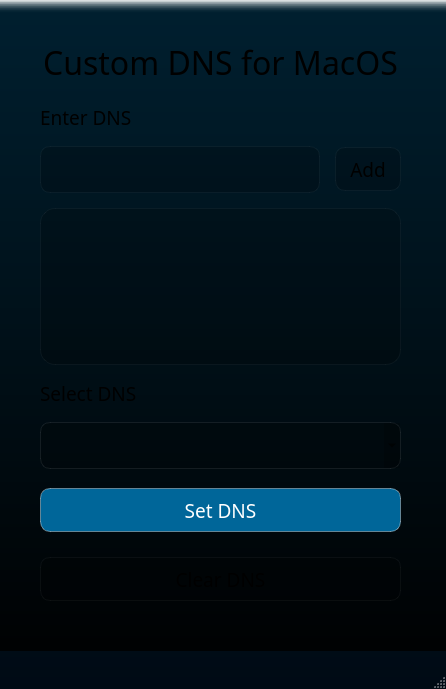
Before: the Qt Designer form mainwindow.ui in HamedReza97/CustomDNS, drawn with Qt 5.
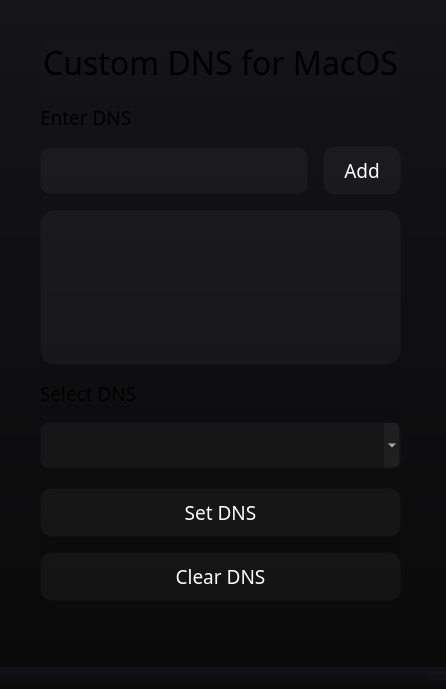
After: the same form once the commit is applied.

```diff
--- a/mainwindow.ui
+++ b/mainwindow.ui
@@ -27,26 +27,19 @@
     <active>
      <colorrole role="Button">
       <brush brushstyle="LinearGradientPattern">
-       <gradient startx="0.500000000000000" starty="1.000000000000000" endx="0.500000000000000" endy="0.000000000000000" type="LinearGradient" spread="PadSpread" coordinatemode="ObjectBoundingMode">
+       <gradient startx="0.000000000000000" starty="1.000000000000000" endx="0.000000000000000" endy="0.000000000000000" type="LinearGradient" spread="PadSpread" coordinatemode="ObjectBoundingMode">
         <gradientstop position="0.000000000000000">
          <color alpha="255">
-          <red>0</red>
-          <green>0</green>
-          <blue>0</blue>
-         </color>
-        </gradientstop>
-        <gradientstop position="0.980000000000000">
-         <color alpha="255">
-          <red>0</red>
-          <green>31</green>
-          <blue>47</blue>
+          <red>10</red>
+          <green>10</green>
+          <blue>10</blue>
          </color>
         </gradientstop>
         <gradientstop position="1.000000000000000">
-         <color alpha="0">
-          <red>0</red>
-          <green>0</green>
-          <blue>0</blue>
+         <color alpha="255">
+          <red>20</red>
+          <green>20</green>
+          <blue>25</blue>
          </color>
         </gradientstop>
        </gradient>
@@ -54,26 +47,19 @@
      </colorrole>
      <colorrole role="Base">
       <brush brushstyle="LinearGradientPattern">
-       <gradient startx="0.500000000000000" starty="1.000000000000000" endx="0.500000000000000" endy="0.000000000000000" type="LinearGradient" spread="PadSpread" coordinatemode="ObjectBoundingMode">
+       <gradient startx="0.000000000000000" starty="1.000000000000000" endx="0.000000000000000" endy="0.000000000000000" type="LinearGradient" spread="PadSpread" coordinatemode="ObjectBoundingMode">
         <gradientstop position="0.000000000000000">
          <color alpha="255">
-          <red>0</red>
-          <green>0</green>
-          <blue>0</blue>
-         </color>
-        </gradientstop>
-        <gradientstop position="0.980000000000000">
-         <color alpha="255">
-          <red>0</red>
-          <green>31</green>
-          <blue>47</blue>
+          <red>10</red>
+          <green>10</green>
+          <blue>10</blue>
          </color>
         </gradientstop>
         <gradientstop position="1.000000000000000">
-         <color alpha="0">
-          <red>0</red>
-          <green>0</green>
-          <blue>0</blue>
+         <color alpha="255">
+          <red>20</red>
+          <green>20</green>
+          <blue>25</blue>
          </color>
         </gradientstop>
        </gradient>
@@ -81,26 +67,19 @@
      </colorrole>
      <colorrole role="Window">
       <brush brushstyle="LinearGradientPattern">
-       <gradient startx="0.500000000000000" starty="1.000000000000000" endx="0.500000000000000" endy="0.000000000000000" type="LinearGradient" spread="PadSpread" coordinatemode="ObjectBoundingMode">
+       <gradient startx="0.000000000000000" starty="1.000000000000000" endx="0.000000000000000" endy="0.000000000000000" type="LinearGradient" spread="PadSpread" coordinatemode="ObjectBoundingMode">
         <gradientstop position="0.000000000000000">
          <color alpha="255">
-          <red>0</red>
-          <green>0</green>
-          <blue>0</blue>
-         </color>
-        </gradientstop>
-        <gradientstop position="0.980000000000000">
-         <color alpha="255">
-          <red>0</red>
-          <green>31</green>
-          <blue>47</blue>
+          <red>10</red>
+          <green>10</green>
+          <blue>10</blue>
          </color>
         </gradientstop>
         <gradientstop position="1.000000000000000">
-         <color alpha="0">
-          <red>0</red>
-          <green>0</green>
-          <blue>0</blue>
+         <color alpha="255">
+          <red>20</red>
+          <green>20</green>
+          <blue>25</blue>
          </color>
         </gradientstop>
        </gradient>
@@ -110,26 +89,19 @@
     <inactive>
      <colorrole role="Button">
       <brush brushstyle="LinearGradientPattern">
-       <gradient startx="0.500000000000000" starty="1.000000000000000" endx="0.500000000000000" endy="0.000000000000000" type="LinearGradient" spread="PadSpread" coordinatemode="ObjectBoundingMode">
+       <gradient startx="0.000000000000000" starty="1.000000000000000" endx="0.000000000000000" endy="0.000000000000000" type="LinearGradient" spread="PadSpread" coordinatemode="ObjectBoundingMode">
         <gradientstop position="0.000000000000000">
          <color alpha="255">
-          <red>0</red>
-          <green>0</green>
-          <blue>0</blue>
-         </color>
-        </gradientstop>
-        <gradientstop position="0.980000000000000">
-         <color alpha="255">
-          <red>0</red>
-          <green>31</green>
-          <blue>47</blue>
+          <red>10</red>
+          <green>10</green>
+          <blue>10</blue>
          </color>
         </gradientstop>
         <gradientstop position="1.000000000000000">
-         <color alpha="0">
-          <red>0</red>
-          <green>0</green>
-          <blue>0</blue>
+         <color alpha="255">
+          <red>20</red>
+          <green>20</green>
+          <blue>25</blue>
          </color>
         </gradientstop>
        </gradient>
@@ -137,26 +109,19 @@
      </colorrole>
      <colorrole role="Base">
       <brush brushstyle="LinearGradientPattern">
-       <gradient startx="0.500000000000000" starty="1.000000000000000" endx="0.500000000000000" endy="0.000000000000000" type="LinearGradient" spread="PadSpread" coordinatemode="ObjectBoundingMode">
+       <gradient startx="0.000000000000000" starty="1.000000000000000" endx="0.000000000000000" endy="0.000000000000000" type="LinearGradient" spread="PadSpread" coordinatemode="ObjectBoundingMode">
         <gradientstop position="0.000000000000000">
          <color alpha="255">
-          <red>0</red>
-          <green>0</green>
-          <blue>0</blue>
-         </color>
-        </gradientstop>
-        <gradientstop position="0.980000000000000">
-         <color alpha="255">
-          <red>0</red>
-          <green>31</green>
-          <blue>47</blue>
+          <red>10</red>
+          <green>10</green>
+          <blue>10</blue>
          </color>
         </gradientstop>
         <gradientstop position="1.000000000000000">
-         <color alpha="0">
-          <red>0</red>
-          <green>0</green>
-          <blue>0</blue>
+         <color alpha="255">
+          <red>20</red>
+          <green>20</green>
+          <blue>25</blue>
          </color>
         </gradientstop>
        </gradient>
@@ -164,26 +129,19 @@
      </colorrole>
      <colorrole role="Window">
       <brush brushstyle="LinearGradientPattern">
-       <gradient startx="0.500000000000000" starty="1.000000000000000" endx="0.500000000000000" endy="0.000000000000000" type="LinearGradient" spread="PadSpread" coordinatemode="ObjectBoundingMode">
+       <gradient startx="0.000000000000000" starty="1.000000000000000" endx="0.000000000000000" endy="0.000000000000000" type="LinearGradient" spread="PadSpread" coordinatemode="ObjectBoundingMode">
         <gradientstop position="0.000000000000000">
          <color alpha="255">
-          <red>0</red>
-          <green>0</green>
-          <blue>0</blue>
-         </color>
-        </gradientstop>
-        <gradientstop position="0.980000000000000">
-         <color alpha="255">
-          <red>0</red>
-          <green>31</green>
-          <blue>47</blue>
+          <red>10</red>
+          <green>10</green>
+          <blue>10</blue>
          </color>
         </gradientstop>
         <gradientstop position="1.000000000000000">
-         <color alpha="0">
-          <red>0</red>
-          <green>0</green>
-          <blue>0</blue>
+         <color alpha="255">
+          <red>20</red>
+          <green>20</green>
+          <blue>25</blue>
          </color>
         </gradientstop>
        </gradient>
@@ -193,26 +151,19 @@
     <disabled>
      <colorrole role="Button">
       <brush brushstyle="LinearGradientPattern">
-       <gradient startx="0.500000000000000" starty="1.000000000000000" endx="0.500000000000000" endy="0.000000000000000" type="LinearGradient" spread="PadSpread" coordinatemode="ObjectBoundingMode">
+       <gradient startx="0.000000000000000" starty="1.000000000000000" endx="0.000000000000000" endy="0.000000000000000" type="LinearGradient" spread="PadSpread" coordinatemode="ObjectBoundingMode">
         <gradientstop position="0.000000000000000">
          <color alpha="255">
-          <red>0</red>
-          <green>0</green>
-          <blue>0</blue>
-         </color>
-        </gradientstop>
-        <gradientstop position="0.980000000000000">
-         <color alpha="255">
-          <red>0</red>
-          <green>31</green>
-          <blue>47</blue>
+          <red>10</red>
+          <green>10</green>
+          <blue>10</blue>
          </color>
         </gradientstop>
         <gradientstop position="1.000000000000000">
-         <color alpha="0">
-          <red>0</red>
-          <green>0</green>
-          <blue>0</blue>
+         <color alpha="255">
+          <red>20</red>
+          <green>20</green>
+          <blue>25</blue>
          </color>
         </gradientstop>
        </gradient>
@@ -220,26 +171,19 @@
      </colorrole>
      <colorrole role="Base">
       <brush brushstyle="LinearGradientPattern">
-       <gradient startx="0.500000000000000" starty="1.000000000000000" endx="0.500000000000000" endy="0.000000000000000" type="LinearGradient" spread="PadSpread" coordinatemode="ObjectBoundingMode">
+       <gradient startx="0.000000000000000" starty="1.000000000000000" endx="0.000000000000000" endy="0.000000000000000" type="LinearGradient" spread="PadSpread" coordinatemode="ObjectBoundingMode">
         <gradientstop position="0.000000000000000">
          <color alpha="255">
-          <red>0</red>
-          <green>0</green>
-          <blue>0</blue>
-         </color>
-        </gradientstop>
-        <gradientstop position="0.980000000000000">
-         <color alpha="255">
-          <red>0</red>
-          <green>31</green>
-          <blue>47</blue>
+          <red>10</red>
+          <green>10</green>
+          <blue>10</blue>
          </color>
         </gradientstop>
         <gradientstop position="1.000000000000000">
-         <color alpha="0">
-          <red>0</red>
-          <green>0</green>
-          <blue>0</blue>
+         <color alpha="255">
+          <red>20</red>
+          <green>20</green>
+          <blue>25</blue>
          </color>
         </gradientstop>
        </gradient>
@@ -247,26 +191,19 @@
      </colorrole>
      <colorrole role="Window">
       <brush brushstyle="LinearGradientPattern">
-       <gradient startx="0.500000000000000" starty="1.000000000000000" endx="0.500000000000000" endy="0.000000000000000" type="LinearGradient" spread="PadSpread" coordinatemode="ObjectBoundingMode">
+       <gradient startx="0.000000000000000" starty="1.000000000000000" endx="0.000000000000000" endy="0.000000000000000" type="LinearGradient" spread="PadSpread" coordinatemode="ObjectBoundingMode">
         <gradientstop position="0.000000000000000">
          <color alpha="255">
-          <red>0</red>
-          <green>0</green>
-          <blue>0</blue>
-         </color>
-        </gradientstop>
-        <gradientstop position="0.980000000000000">
-         <color alpha="255">
-          <red>0</red>
-          <green>31</green>
-          <blue>47</blue>
+          <red>10</red>
+          <green>10</green>
+          <blue>10</blue>
          </color>
         </gradientstop>
         <gradientstop position="1.000000000000000">
-         <color alpha="0">
-          <red>0</red>
-          <green>0</green>
-          <blue>0</blue>
+         <color alpha="255">
+          <red>20</red>
+          <green>20</green>
+          <blue>25</blue>
          </color>
         </gradientstop>
        </gradient>
@@ -279,11 +216,292 @@
    <string>MainWindow</string>
   </property>
   <property name="styleSheet">
-   <string notr="true">QMainWindow {
-	background-color: qlineargradient(spread:pad, x1:0.5, y1:1, x2:0.5, y2:0, stop:0 rgba(0, 0, 0, 255), stop:0.98 rgba(0, 31, 47, 255), stop:1 rgba(0, 0, 0, 0))
+   <string notr="true">QWidget{
+background: solid qlineargradient(spread:pad, x1:0, y1:1, x2:0, y2:0, stop:0 rgba(10, 10, 10, 255), stop:1 rgba(20, 20, 25, 255));
+border: none;
+border-radius: 15px;
 }
-QToolBar {
-    background-color: rgba(0,0,0,80);
+
+QScrollArea{
+border: 1px solid transparent;
+border-radius: 20px;
+}
+QPushButton {
+background-color: rgba(255,255,255,10);
+color: #ffffff;
+border: 1px solid transparent;
+border-radius: 12px;
+padding: 10px 20px 10px 20px;
+}
+QPushButton:hover {
+background-color: rgba(255,255,255,20);
+}
+QPushButton:pressed {
+background-color: rgba(255,255,255,10);
+}
+QPushButton:disabled {
+background-color: #222222;
+color: #666666;
+}
+QPushButton:focus {
+outline: none;
+border: 1px solid #0066FF;
+}
+QListView {
+background-color: rgba(255,255,255,10);
+border: 1px solid transparent;
+border-radius: 15px;
+padding: 5px;
+}
+QListView::item {
+border: none;
+padding: 5px;
+margin: 5px;
+color: #ffffff;
+}
+QListView::item:selected {
+background-color: #0066FF;
+border: 1px solid transparent;
+border-radius: 5px;
+color: #ffffff;
+}
+QListView::item:selected:focus {
+border: 1px solid #0066FF;
+}
+QListView::item:hover {
+background-color: rgba(0,102,255,20);
+border: 1px solid transparent;
+border-radius: 5px;
+color: #0066FF;
+}
+QListView::item:disabled {
+color: #666666;
+background-color: #222222;
+}
+QLineEdit {
+background-color: rgba(255,255,255,10);
+border: 1px solid transparent;
+border-radius: 10px;
+padding: 8px;
+color: #ffffff;
+}
+QLineEdit:focus {
+border: 1px solid #0066FF;
+}
+QLineEdit::placeholder {
+color: #666666;
+}
+QLineEdit:disabled {
+background-color: #222222;
+color: #666666;
+border: 1px solid transparent;
+}
+QProgressBar {
+border: 1px solid transparent;
+height: 12px;
+border-radius: 6px;
+background-color: rgba(255,255,255,10);
+text-align: center;
+}
+QProgressBar::chunk {
+background-color: #00DC72;
+border: 1px solid transparent;
+border-radius: 6px;
+}
+QProgressBar::indicator {
+border: 1px solid transparent;
+border-radius: 5px;
+}
+QProgressBar:disabled {
+border: 1px solid transparent;
+background-color: #222222;
+}
+QProgressBar:focus {
+border: 1px solid transparent;
+}
+QCheckBox {
+background-color: transparent;
+color: #ffffff;
+border: 1px solid transparent;
+border-radius: 5px;
+}
+QCheckBox::indicator {
+width: 18px;
+height: 18px;
+margin-left: 5px;
+}
+QRadioButton {
+color: #ffffff;
+border: none;
+}
+QRadioButton::indicator {
+width: 15px;
+height: 15px;
+margin-left: 5px;
+}
+QTabWidget::pane {
+border: 1px solid transparent;
+border-radius: 20px;
+background-color: rgba(255,255,255,10);
+}
+QTabBar::tab {
+color: white;
+border: 1px solid transparent;
+border-bottom-color: rgba(255,255,255,10);
+border-top-left-radius: 15px;
+min-width: 80px;
+border-top-right-radius: 15px;
+padding: 6px;
+margin-right: 2px;
+}
+QTabBar::tab:selected {
+background-color: rgba(255,255,255,10);
+border-bottom: 2px solid #00DC72;
+color: white;
+}
+QTabBar::tab:!selected {
+background-color: rgba(255,255,255,20);
+color: #dddddd;
+}
+QTabBar::tab:hover {
+background-color: rgba(255,255,255,20);
+}
+QTabBar::tab:pressed {
+background-color: rgba(255,255,255,10);
+}
+QTabBar::tab:disabled {
+background-color: rgba(255,255,255,30);
+color: #666666;
+}
+QComboBox {
+background-color: rgba(255,255,255,10);
+border: 1px solid transparent;
+border-radius: 10px;
+padding: 8px;
+color: #ffffff;
+}
+QComboBox:hover {
+background-color: rgba(255,255,255,20);
+}
+QComboBox:disabled {
+background-color: rgba(255,255,255,30);
+color: #666666;
+}
+QComboBox:pressed {
+background-color: rgba(255,255,255,10);
+}
+QComboBox QAbstractItemView {
+background: solid transparent;
+border: 1px solid transparent;
+border-radius: 5px;
+}
+QComboBox::item {
+padding:5px 0px 5px 0px;
+max-height: 18px;
+}
+QComboBox::item:selected {
+background: solid #0066FF;
+border: 1px solid transparent;
+border-radius: 5px;
+}
+QGroupBox {
+background-color: rgba(255,255,255,10);
+border: 1px solid transparent;
+border-radius: 15px;
+padding: 10px;
+margin: 20px;
+}
+QGroupBox::title {
+margin-top: -20px;
+subcontrol-position: top;
+padding: 3px 15px 5px 15px;
+color: #ffffff;
+background-color: #222222;
+border: 1px solid transparent;
+border-radius: 10px;
+}
+
+QTableWidget {
+background-color: rgba(255,255,255,10);
+gridline-color: rgba(255,255,255,30);
+border: 1px solid transparent;
+border-radius: 15px;
+}
+
+QTableWidget QHeaderView{
+background-color:  transparent;
+}
+
+QHeaderView::section::horizontal {
+background-color:  transparent;
+color: #ffffff;
+padding: 4px;
+}
+
+QHeaderView::section::vertical {
+background-color:  transparent;
+color: #ffffff;
+padding: 4px;
+}
+
+QTableCornerButton::section {
+background-color: transparent;
+}
+
+QTableWidget::item {
+background-color: rgba(255,255,255,10);
+padding: 7px;
+border: 1px solid transparent;
+}
+
+QTableWidget::item:alternate {
+background-color: rgba(255,255,255,30);
+}
+
+QTableWidget::item:selected {
+border-bottom: 2px solid #00DC72;
+color: white;
+}
+
+QTableWidget::item:hover {
+background-color: rgba(255,255,255,20);
+color: white;
+}
+
+QScrollBar:vertical {
+background-color: transparent;
+width: 10px;
+}
+
+QScrollBar::handle:vertical {
+background-color: rgba(255,255,255,30);
+border: 1px solid transparent;
+border-radius: 5px;
+min-height: 20px;
+}
+
+QScrollBar::add-line:vertical, QScrollBar::sub-line:vertical {
+background-color: transparent;
+}
+
+QScrollBar:horizontal {
+background-color: transparent;
+width: 10px;
+}
+
+QScrollBar::handle:horizontal {
+background-color: rgba(255,255,255,30);
+border: 1px solid transparent;
+border-radius: 5px;
+min-height: 20px;
+}
+
+QScrollBar::add-line:horizontal, QScrollBar::sub-line:horizontal {
+background-color: transparent;
+}
+
+QLabel{
+background-color: transparent;
 }</string>
   </property>
   <widget class="QWidget" name="centralwidget">
@@ -369,21 +587,7 @@
           </font>
          </property>
          <property name="styleSheet">
-          <string notr="true">QLineEdit{
-background-color:  rgba(0, 0, 0, 50);
-border-style: outset;
-border-width: 1px;
-border-radius: 10px;
-border-color: rgba(255, 255, 255, 10);
-padding: 8px 8px 8px 8px;
-}
-
-QLineEdit::focus{
-border-style: outset;
-border-width: 1px;
-border-radius: 10px;
-border-color: rgba(255, 255, 255, 50);
-}</string>
+          <string notr="true"/>
          </property>
         </widget>
        </item>
@@ -397,32 +601,7 @@
           </font>
          </property>
          <property name="styleSheet">
-          <string notr="true">QPushButton{
-background-color:  rgba(0, 0, 0, 50);
-border-style: outset;
-border-width: 1px;
-border-radius: 10px;
-border-color: rgba(255, 255, 255, 10);
-min-height: 42px;
-min-width: 64px;
-}
-QPushButton::hover{
-background-color:  rgba(0, 0, 0, 100);
-border-style: outset;
-border-width: 1px;
-border-radius: 10px;
-border-color: rgba(255, 255, 255, 40);
-
-}
-
-QPushButton::pressed{
-background-color:  rgba(255, 255, 255, 30);
-border-style: outset;
-border-width: 1px;
-border-radius: 10px;
-border-color: rgba(255, 255, 255, 40);
-
-}</string>
+          <string notr="true"/>
          </property>
          <property name="text">
           <string>Add</string>
@@ -441,24 +620,7 @@
         </font>
        </property>
        <property name="styleSheet">
-        <string notr="true">QListWidget{
-background-color:  rgba(0, 0, 0, 50);
-border-style: outset;
-border-width: 1px;
-border-radius: 15px;
-border-color: rgba(255, 255, 255, 10);
-padding: 15px 15px 15px 15px;
-}
-QListWidget::item:selected{
-background-color:  rgba(0, 52, 72, 179);
-border-style: outset;
-border-width: 1px;
-border-radius: 5px;
-border-color: rgba(255, 255, 255, 0);
-}
-QListWidget::item{
-min-height: 32px;
-}</string>
+        <string notr="true"/>
        </property>
        <property name="editTriggers">
         <set>QAbstractItemView::EditTrigger::AnyKeyPressed|QAbstractItemView::EditTrigger::DoubleClicked|QAbstractItemView::EditTrigger::EditKeyPressed</set>
@@ -489,38 +651,7 @@
         </font>
        </property>
        <property name="styleSheet">
-        <string notr="true">QComboBox{
-background-color:  rgba(0, 0, 0, 50);
-border-style: outset;
-border-width: 1px;
-border-radius: 10px;
-border-color: rgba(255, 255, 255, 20);
-selection-background-color:  rgba(0, 0, 0, 70);
-padding: 8px 8px 8px 8px;
-}
-
-QComboBox::item:selected{
-background-color:  rgba(0, 52, 72, 179);
-border-style: outset;
-border-width: 1px;
-border-radius: 5px;
-border-color: rgba(255, 255, 255, 0);
-}
-QComboBox::item{
-background-color:  rgba(0, 0, 0, 100);
-border-style: outset;
-border-width: 1px;
-border-radius: 5px;
-border-color: rgba(255, 255, 255, 0);
-margin-left: 10px;
-margin-right: 10px;
-min-height: 32px;
-max-height: 32px;
-}
-QComboBox QAbstractItemView{
-margin-top: 10px;
-margin-bottom: 10px;
-}</string>
+        <string notr="true"/>
        </property>
       </widget>
      </item>
@@ -554,23 +685,7 @@
         </font>
        </property>
        <property name="styleSheet">
-        <string notr="true">QPushButton{
-background-color:  rgb(0, 102, 153);
-color: white;
-border-style: outset;
-border-width: 1px;
-border-radius: 10px;
-border-color: rgba(255, 255, 255, 100);
-min-height: 42px;
-min-width: 64px;
-margin-bottom: 10px;
-}
-QPushButton::hover{
-background-color:  rgb(0, 153, 204);
-}
-QPushButton::pressed{
-background-color:  rgb(0, 204, 255);
-}</string>
+        <string notr="true"/>
        </property>
        <property name="text">
         <string>Set DNS</string>
@@ -593,31 +708,7 @@
         </font>
        </property>
        <property name="styleSheet">
-        <string notr="true">QPushButton{
-background-color:  rgba(0, 0, 0, 50);
-border-style: outset;
-border-width: 1px;
-border-radius: 10px;
-border-color: rgba(255, 255, 255, 10);
-min-height: 42px;
-}
-QPushButton::hover{
-background-color:  rgba(0, 0, 0, 100);
-border-style: outset;
-border-width: 1px;
-border-radius: 10px;
-border-color: rgba(255, 255, 255, 40);
-
-}
-
-QPushButton::pressed{
-background-color:  rgba(255, 255, 255, 30);
-border-style: outset;
-border-width: 1px;
-border-radius: 10px;
-border-color: rgba(255, 255, 255, 40);
-
-}</string>
+        <string notr="true"/>
        </property>
        <property name="text">
         <string>Clear DNS</string>
@@ -629,17 +720,7 @@
   </widget>
   <widget class="QStatusBar" name="statusbar">
    <property name="styleSheet">
-    <string notr="true">QStatusBar{
-background-color: rgba(0, 51, 102, 20%);
-color: white;
-padding: 8px 8px 8px 8px;
-min-height: 22px;
-}
-
-QStatusBar QLabel{
-padding: 10px 10px 10px 10px;
-color: white;
-}</string>
+    <string notr="true"/>
    </property>
   </widget>
  </widget>
```
